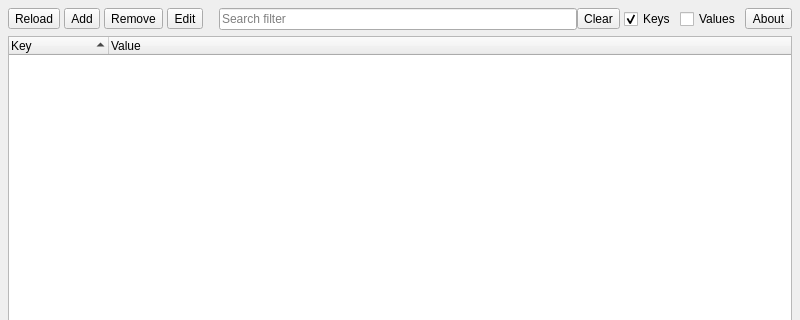
This is src/forms/envvarbrowser.ui in mjbonnington/envvarbrowser as Qt 5 draws it before an edit; both pictures show x 0 to 800 and y 0 to 320 of the 800 by 512 pixel window. The edited form follows.
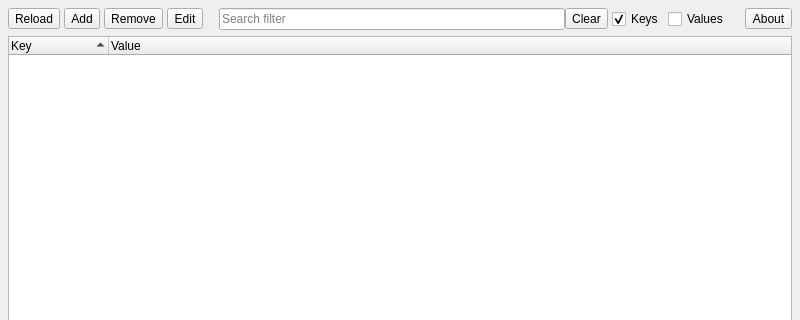
This is the edited form.

Patch:
```diff
--- a/src/forms/envvarbrowser.ui
+++ b/src/forms/envvarbrowser.ui
@@ -203,6 +203,22 @@
         </property>
        </widget>
       </item>
+      <item>
+       <spacer name="toolbar_horizontalSpacer2">
+        <property name="orientation">
+         <enum>Qt::Horizontal</enum>
+        </property>
+        <property name="sizeType">
+         <enum>QSizePolicy::Minimum</enum>
+        </property>
+        <property name="sizeHint" stdset="0">
+         <size>
+          <width>12</width>
+          <height>20</height>
+         </size>
+        </property>
+       </spacer>
+      </item>
       <item>
        <widget class="QToolButton" name="about_toolButton">
         <property name="toolTip">
```
Left out of the diff: 20 changed lines with no effect on the pictures.
